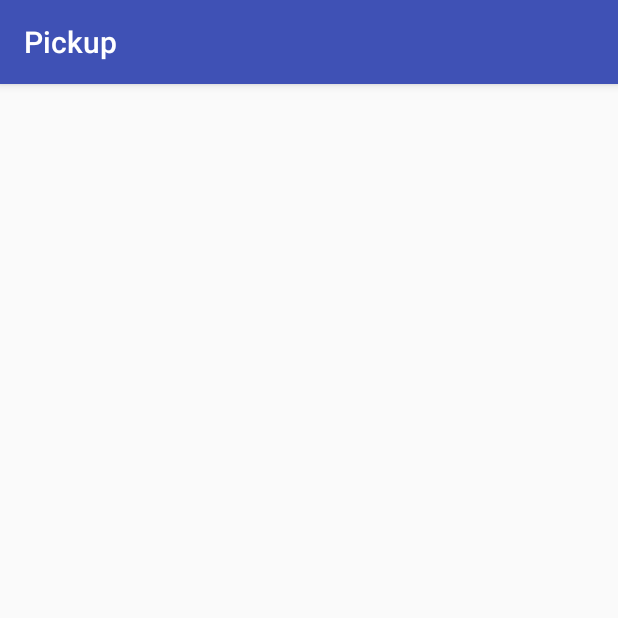
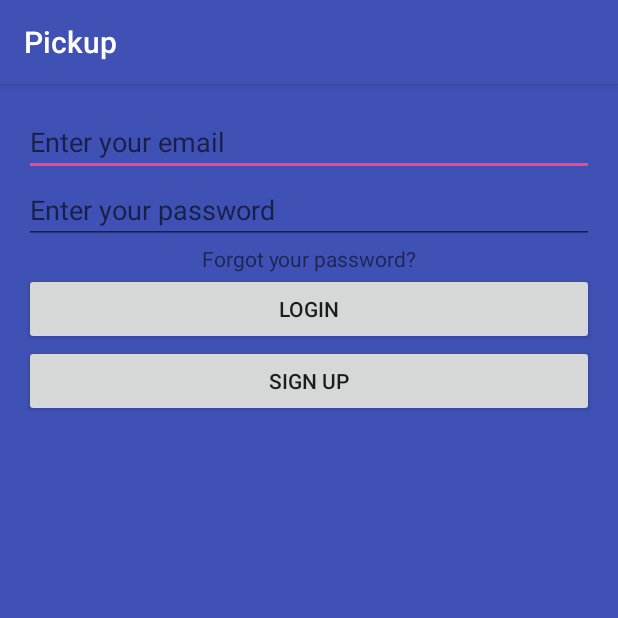
Before and after one commit to darrencl95/Pickup, an Android app: the screen it shows after launch (LoginActivity), on a phone screen of 412 x 824 dp, the top half of it. Run offline under Robolectric (Android 15) with nearby library versions, the phone set to English and light mode, and no system bars.

Commit message:
add ui components to xml

```diff
--- a/app/src/main/res/layout/activity_login.xml
+++ b/app/src/main/res/layout/activity_login.xml
@@ -1,4 +1,4 @@
-<LinearLayout xmlns:android="http://schemas.android.com/apk/res/android"
+<RelativeLayout xmlns:android="http://schemas.android.com/apk/res/android"
     xmlns:tools="http://schemas.android.com/tools"
     android:layout_width="match_parent"
     android:layout_height="match_parent"
@@ -8,8 +8,48 @@
     android:paddingLeft="@dimen/activity_horizontal_margin"
     android:paddingRight="@dimen/activity_horizontal_margin"
     android:paddingTop="@dimen/activity_vertical_margin"
+    android:background="@color/colorPrimary"
     tools:context="com.pickup.pickup.LoginActivity">
 
     <!-- Login progress -->
+    <EditText
+        android:layout_width="match_parent"
+        android:layout_height="wrap_content"
+        android:id="@+id/editTextEmail"
+        android:hint="Enter your email"
+        android:layout_centerHorizontal="true"
+        />
 
-</LinearLayout>
+    <EditText
+        android:layout_width="match_parent"
+        android:layout_height="wrap_content"
+        android:id="@+id/editTextPassword"
+        android:hint="Enter your password"
+        android:layout_below="@id/editTextEmail"/>
+
+    <TextView
+        android:layout_width="match_parent"
+        android:layout_height="wrap_content"
+        android:text="Forgot your password?"
+        android:textAlignment="center"
+        android:id="@+id/textViewForgot"
+        android:layout_below="@id/editTextPassword"/>
+
+    <Button
+        android:layout_width="match_parent"
+        android:layout_height="wrap_content"
+        android:id="@+id/buttonLogin"
+        android:text="Login"
+        android:layout_below="@id/textViewForgot"/>
+
+    <Button
+        android:layout_width="match_parent"
+        android:layout_height="wrap_content"
+        android:id="@+id/registerButton"
+        android:text="Sign up"
+        android:layout_below="@id/buttonLogin"
+        />
+
+
+
+</RelativeLayout>
```
